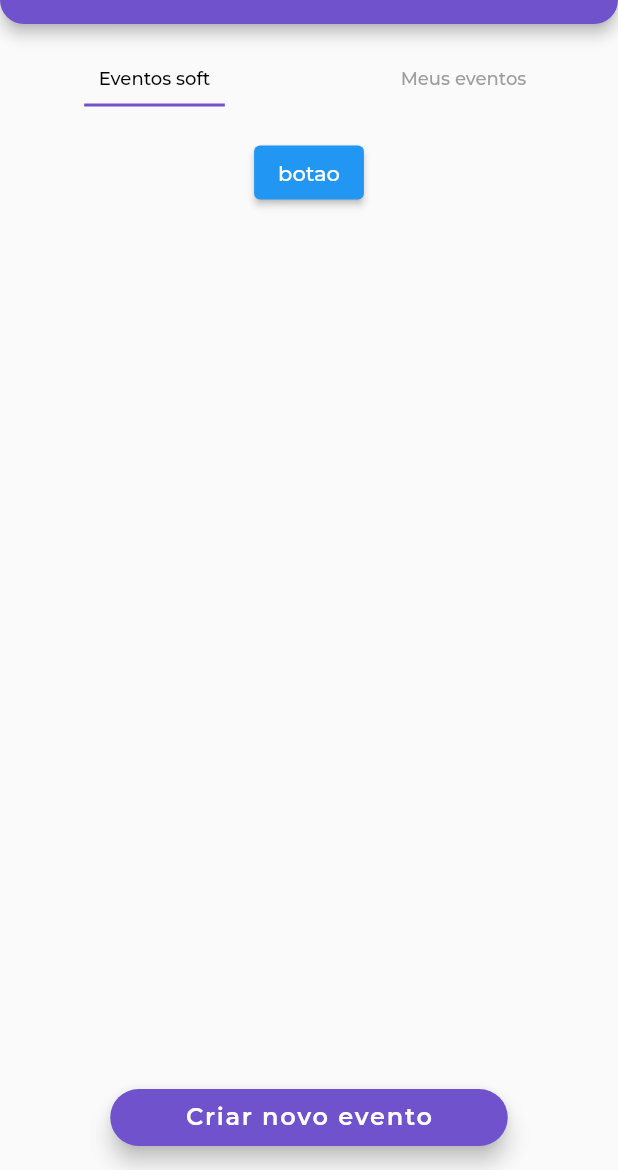
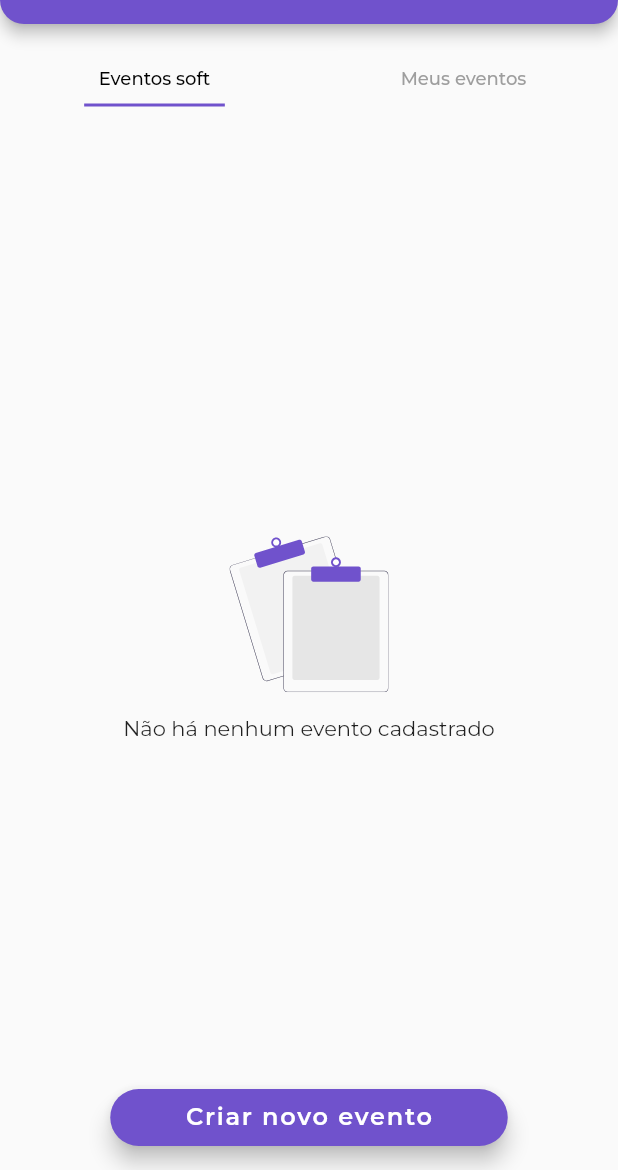
Before and after one commit to joao217x/desafio_flutter, a Flutter app: the screen it shows after launch, after a tap on "Esqueceu a senha?", after a tap on "Enviar", on a phone screen of 412 x 824 dp, the part 66-1236 px from its top. Run offline on Flutter 3.47's test engine with Material 2 defaults, Android fonts, the phone set to English and light mode, and no system bars; our stand-ins replace dio, firebase_core, flutter_mobx, flutter_svg, google_fonts, mobx; missing offline and left inert: mask_input_formatter; accounts and stored records are empty; generated files the repository leaves out were written again.

Commit message:
splash screen, tela meus eventos, app widget
- Duração adicionada a Splash Screen;
- Esqueleto telas meus eventos;
- Alteração na rota inicial do app.

```diff
--- a/lib/agenda_widget.dart
+++ b/lib/agenda_widget.dart
@@ -5,6 +5,7 @@ import 'package:desafio_flutter/view/events/type/soft_events/successful/soft_eve
 import 'package:desafio_flutter/view/events/new_event_screen.dart';
 import 'package:desafio_flutter/view/login/forget_password_screen.dart';
 import 'package:desafio_flutter/view/login/login_screen.dart';
+import 'package:desafio_flutter/view/splash_screen.dart';
 import 'package:flutter/material.dart';
 import 'package:google_fonts/google_fonts.dart';
 
@@ -18,8 +19,9 @@ class MyApp extends StatelessWidget {
       theme: ThemeData(
         textTheme: GoogleFonts.montserratTextTheme(Theme.of(context).textTheme),
       ),
-      initialRoute: '/login',
+      initialRoute: '/splash',
       routes: {
+        '/splash':(context) => const SplashScreen(),
         '/login': (context) => const LoginScreen(),
         '/forget': (context) => const ForgetPasswordScreen(),
         '/newEvent': (context) => const NewEventScreen(),
--- a/lib/view/events/event_list_screen.dart
+++ b/lib/view/events/event_list_screen.dart
@@ -3,7 +3,9 @@ import 'package:desafio_flutter/helper/appbar_widget.dart';
 import 'package:desafio_flutter/helper/tab_widget.dart';
 import 'package:desafio_flutter/shared/theme/app_color.dart';
 import 'package:desafio_flutter/view/events/type/my_events/error/event_non_created.dart';
+import 'package:desafio_flutter/view/events/type/my_events/successful/my_event_list.dart';
 import 'package:desafio_flutter/view/events/type/soft_events/error/event_load_error.dart';
+import 'package:desafio_flutter/view/events/type/soft_events/error/event_non_registered.dart';
 import 'package:desafio_flutter/view/events/type/soft_events/successful/soft_event_list.dart';
 import 'package:flutter/material.dart';
 
@@ -32,11 +34,14 @@ class _EventListScreenState extends State<EventListScreen> {
             Expanded(
               child: TabBarView(
                 children: [
-                  // SOFT EVENTOS
-                  // EventLoadError(),
-                  SoftEventList(),
-                  // MEUS EVENTOS
-                  EventNonCreated()
+                  // ##### SOFT EVENTOS #####
+                  // SoftEventList(), // -> lista de eventos
+                  // EventLoadError(), // -> erro no loading dos eventos
+                  EventNonRegistered(), // - > nenhum evento cadastrado
+
+                  // ##### MEUS EVENTOS #####
+                  // MyEventList(), // -> lista de eventos
+                  EventNonCreated() // -> nenhum evento criado
                 ],
               ),
             ),
--- a/lib/view/splash_screen.dart
+++ b/lib/view/splash_screen.dart
@@ -1,15 +1,39 @@
+import 'dart:async';
+
+import 'package:desafio_flutter/shared/theme/app_color.dart';
+import 'package:desafio_flutter/view/login/login_screen.dart';
 import 'package:flutter/material.dart';
+import 'package:flutter_svg/flutter_svg.dart';
 
-class LoginScreen extends StatefulWidget {
-  const LoginScreen({Key? key}) : super(key: key);
+class SplashScreen extends StatefulWidget {
+  const SplashScreen({Key? key}) : super(key: key);
 
   @override
-  State<LoginScreen> createState() => _LoginScreenState();
+  State<SplashScreen> createState() => _SplashScreenState();
 }
 
-class _LoginScreenState extends State<LoginScreen> {
+class _SplashScreenState extends State<SplashScreen> {
   @override
   Widget build(BuildContext context) {
-    return Scaffold();
+    Timer(
+      const Duration(seconds: 3),
+      () => Navigator.of(context).pushReplacement(
+        MaterialPageRoute(
+          builder: (BuildContext context) => const LoginScreen(),
+        ),
+      ),
+    );
+    // FutureBuilder(
+    //   future: Future.delayed(const Duration(seconds: 3)),
+    //   builder: (context, snapshot) => //condição
+    //           ?
+    //           :
+    // );
+    return Scaffold(
+      backgroundColor: AppColor.newBrandingPurple500,
+      body: Center(
+        child: SvgPicture.asset('assets/splash.svg'),
+      ),
+    );
   }
 }
```
Also changed, not shown: lib/view/events/type/my_events/successful/my_event_list.dart (+17 -0 lines), assets/splash.png (deleted), assets/splash.svg (added).
